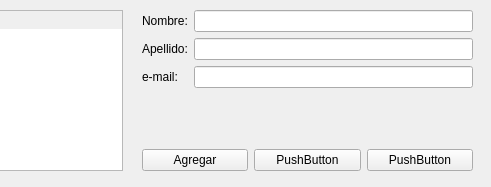
Before: the Qt Designer form CSV/01_tabla_tp_12_11_21.ui in juanAlbert1619/primer_proyecto, drawn with Qt 5; both pictures show x 348 to 839 and y 0 to 187 of the 839 by 187 pixel window.
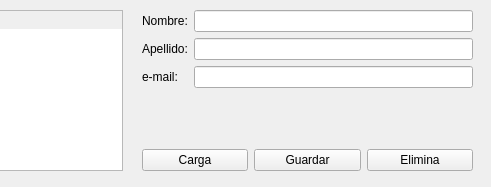
After: the same form once the commit is applied.

```diff
--- a/CSV/01_tabla_tp_12_11_21.ui
+++ b/CSV/01_tabla_tp_12_11_21.ui
@@ -88,21 +88,21 @@
        <item>
         <widget class="QPushButton" name="btn_agregar">
          <property name="text">
-          <string>Agregar</string>
+          <string>Carga</string>
          </property>
         </widget>
        </item>
        <item>
         <widget class="QPushButton" name="pushButton">
          <property name="text">
-          <string>PushButton</string>
+          <string>Guardar</string>
          </property>
         </widget>
        </item>
        <item>
         <widget class="QPushButton" name="pushButton_2">
          <property name="text">
-          <string>PushButton</string>
+          <string>Elimina</string>
          </property>
         </widget>
        </item>
```
